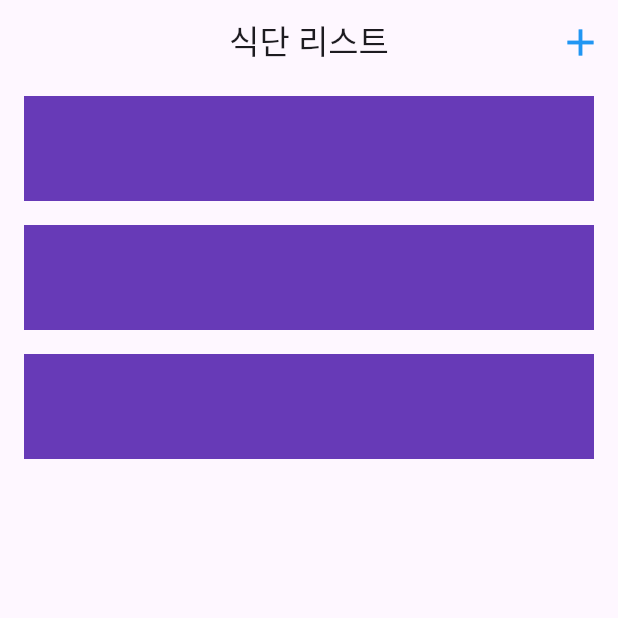
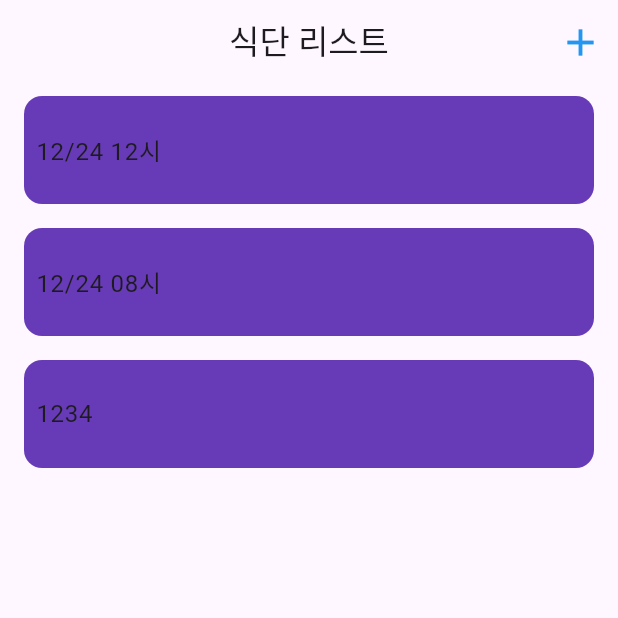
Before and after one commit to corpiii/diet_diary, a Flutter app: the screen it shows after launch, on a phone screen of 412 x 824 dp, the top half of it. Run offline on Flutter 3.47's test engine with Material 3 defaults, Android fonts, the light colour scheme and no system bars.

Commit message:
feat: Diet 모델 생성

```diff
--- a/lib/diet_list_screen.dart
+++ b/lib/diet_list_screen.dart
@@ -20,26 +20,37 @@ class DietListScreen extends StatelessWidget {
             children: [
               Padding(
                 padding: const EdgeInsets.all(8.0),
-                child: Container(
-                  color: Colors.deepPurple,
-                  width: 200,
-                  height: 70,
+                child: ListTile(
+                  title: Text('12/24 12시'),
+                  contentPadding: EdgeInsets.all(8.0),
+                  tileColor: Colors.deepPurple,
+                  shape: RoundedRectangleBorder(
+                    borderRadius: BorderRadius.circular(12.0)
+                  ),
                 ),
               ),
+
               Padding(
                 padding: const EdgeInsets.all(8.0),
-                child: Container(
-                  color: Colors.deepPurple,
-                  width: 200,
-                  height: 70,
+                child: ListTile(
+                  title: Text('12/24 08시'),
+                  contentPadding: EdgeInsets.all(8.0),
+                  tileColor: Colors.deepPurple,
+                  shape: RoundedRectangleBorder(
+                      borderRadius: BorderRadius.circular(12.0)
+                  ),
                 ),
               ),
+
               Padding(
                 padding: const EdgeInsets.all(8.0),
-                child: Container(
-                  color: Colors.deepPurple,
-                  width: 200,
-                  height: 70,
+                child: ListTile(
+                  title: Text('1234'),
+                  contentPadding: EdgeInsets.all(8.0),
+                  tileColor: Colors.deepPurple,
+                  shape: RoundedRectangleBorder(
+                      borderRadius: BorderRadius.circular(12.0)
+                  ),
                 ),
               ),
             ],
--- /dev/null
+++ b/lib/model/diet.dart
@@ -0,0 +1,11 @@
+class Diet {
+  final String title;
+  final String imageBase64;
+  final String body;
+
+  const Diet({
+    required this.title,
+    required this.imageBase64,
+    required this.body,
+  });
+}
```
